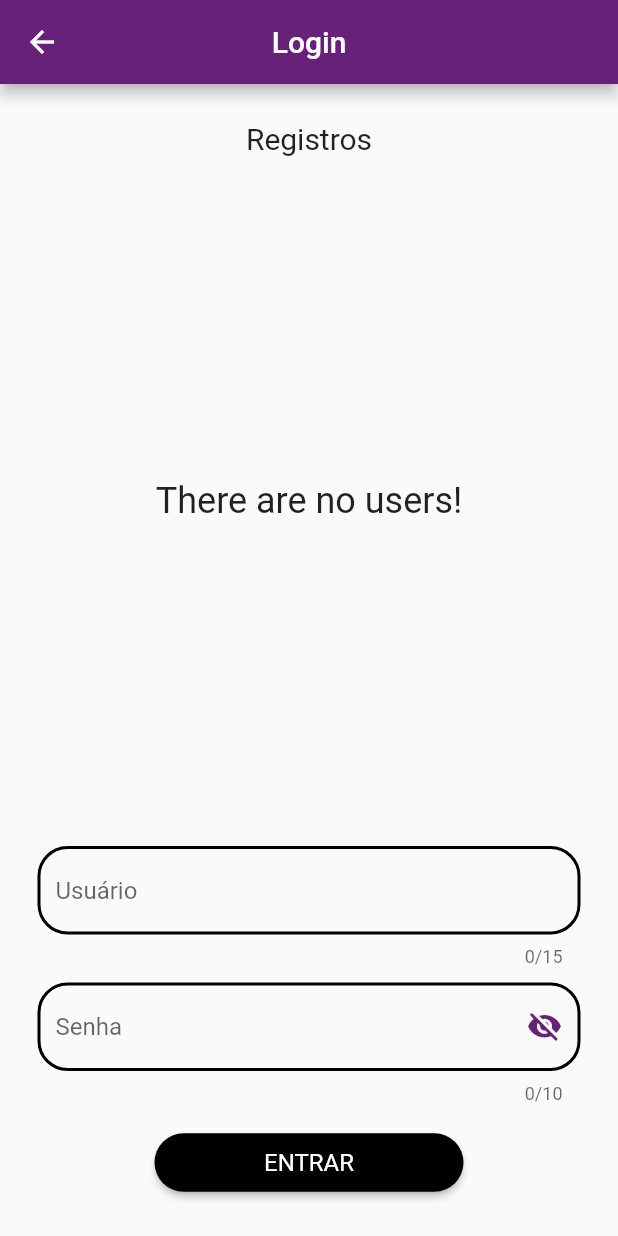
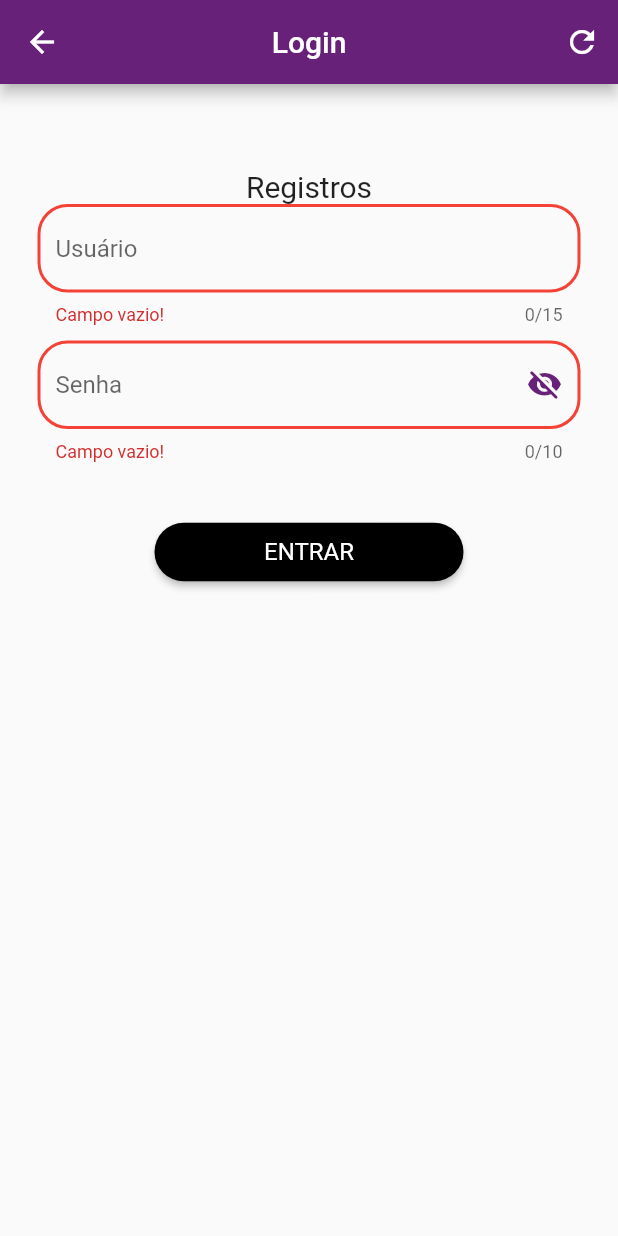
Before and after one commit to edivaniap/curso-flutter, a Flutter app: the Login screen opened directly, after a tap on "ENTRAR", on a phone screen of 412 x 824 dp. Run offline on Flutter 3.47's test engine with Material 2 defaults, Android fonts, the phone set to English and light mode, and no system bars; our stand-ins replace cached_network_image, curved_navigation_bar, dio, flutter_rating_bar, image_picker and 2 more; missing offline and left inert: dart:ffi; accounts and stored records are empty.

Commit message:
projeto #4 login working reusing data with provider

```diff
--- /dev/null
+++ b/ilovetv_flutter/lib/src/bloc/user_logged_bloc.dart
@@ -0,0 +1,22 @@
+
+import 'package:flutter/material.dart';
+import 'package:ilovetv_flutter/src/data/user.dart';
+
+/* ChangeNotifier is part of the Flutter foundation library,
+ * so we won’t have to depend on third-party libraries like rxdart */
+
+class UserLoggedBloc with ChangeNotifier {
+  User _user = new User();
+
+  User get logged => _user;
+
+  void setLogged(User user) {
+    _user = user;
+    notifyListeners();
+  }
+
+  void eraseLogged() {
+    _user = new User();
+    notifyListeners();
+  }
+}
--- a/ilovetv_flutter/lib/src/screen/login.dart
+++ b/ilovetv_flutter/lib/src/screen/login.dart
@@ -1,9 +1,12 @@
 import 'package:flutter/material.dart';
-import 'package:ilovetv_flutter/src/screen/register.dart';
+import 'package:provider/provider.dart';
 
 import 'package:ilovetv_flutter/src/shared/constants.dart';
+import 'package:ilovetv_flutter/src/screen/app.dart';
 import 'package:ilovetv_flutter/src/data/user.dart';
 import 'package:ilovetv_flutter/src/data/user_preferences.dart';
+import 'package:ilovetv_flutter/src/bloc/user_logged_bloc.dart';
+
 
 class Login extends StatefulWidget {
   const Login({ Key? key }) : super(key: key);
@@ -15,6 +18,20 @@ class Login extends StatefulWidget {
 class _LoginState extends State<Login> {
   late List<User> users;
   bool showPass = false;
+  bool errorMsg = false;
+
+  TextEditingController usernameController = TextEditingController();
+  TextEditingController passController = TextEditingController();
+
+  //informa o estado do formulario
+  GlobalKey<FormState> _formKey = GlobalKey<FormState>();
+
+  //metodo reseta os campos do formulario
+  void _resetFields() {
+    _formKey.currentState!.reset(); //! garante qua nao vai ser nulo?
+    usernameController.clear();
+    passController.clear();
+  }
 
   @override
   void initState() {
@@ -26,25 +43,34 @@ class _LoginState extends State<Login> {
   @override
   Widget build(BuildContext context) {
     Size size = MediaQuery.of(context).size;
+    final loggedBloc = context.watch<UserLoggedBloc>();
 
     return new Scaffold(
         appBar: AppBar(
           title: Text('Login'),
           backgroundColor: COLOR_PRIMARY,
           centerTitle: true,
+          actions: <Widget>[
+            IconButton(
+              onPressed: _resetFields,
+              icon: Icon(Icons.refresh),
+            )
+          ],
         ),
-        body: Center(
-            child: Padding(
+        body: SingleChildScrollView(
            padding: EdgeInsets.all(25.0),
+          child: Form(
+            key: _formKey,
             child: Column(
-          mainAxisAlignment: MainAxisAlignment.center,
-          children: [
+          //mainAxisAlignment: MainAxisAlignment.center,
+          children: <Widget>[
 
+           Text(loggedBloc.logged.id),
+           Text(loggedBloc.logged.name),
 Text('Registros', style: TextStyle(fontSize: 20.0),),
-            Expanded(child: buildUsers()),
+
 
             TextFormField(
-              //initialValue: user.username,
               maxLength: 15,
               decoration: InputDecoration(
                 enabledBorder: OutlineInputBorder(
@@ -59,9 +85,15 @@ class _LoginState extends State<Login> {
                   borderSide: BorderSide(color: COLOR_PRIMARY, width: 3.0),
                   borderRadius: BorderRadius.circular(20.0),
                 ),
+                errorBorder: OutlineInputBorder(
+                  borderSide: BorderSide(color: RED, width: 2.0),
+                  borderRadius: BorderRadius.circular(20.0),
+                ),
                 hintText: 'Usuário',
               ),
-
+              style: TextStyle(fontSize: 16),
+              controller: usernameController,
+              validator: (value) { if(value!.isEmpty) return "Campo vazio!"; },
             ),
 
 
@@ -96,27 +128,47 @@ class _LoginState extends State<Login> {
                   borderSide: BorderSide(color: COLOR_PRIMARY, width: 3.0),
                   borderRadius: BorderRadius.circular(20.0),
                 ),
+                errorBorder: OutlineInputBorder(
+                  borderSide: BorderSide(color: RED, width: 2.0),
+                  borderRadius: BorderRadius.circular(20.0),
+                ),
                 hintText: 'Senha',
               ),
               obscureText: !showPass,
-
+              style: TextStyle(fontSize: 16),
+              controller: passController,
+              validator: (value) { if(value!.isEmpty) return "Campo vazio!"; },
             ),
 
 
-            SizedBox(
-              height: 15.0,
-            ),
+            SizedBox(height: 10.0),
 
+            errorMsg ?
+            Text('Usuário ou senha incorreta', style: TextStyle(color: RED, fontSize: 14),)
+            : SizedBox(height: 16.0,),
+
+            SizedBox(height: 10.0),
 
             ElevatedButton(
               child: const Text('ENTRAR'),
               onPressed: () {
-                /* Navigator.push(
+                if(_formKey.currentState!.validate()) {
+                  User user = UserPreferences.authenticateUser(usernameController.text, passController.text);
+                  if(user.id == '') {
+                    setState(() {
+                      errorMsg = !errorMsg;
+                    });
+                  } else {
+                    loggedBloc.setLogged(user);
+
+                    Navigator.push(
                         context,
                         MaterialPageRoute(
-                    builder: (context) => RegisterUser(),
+                          builder: (context) => ILoveTVApp(),
                         ),
-                ); */
+                    );
+                  }
+                }
               },
               style: ElevatedButton.styleFrom(
                 padding: EdgeInsets.all(10.0),
@@ -130,38 +182,6 @@ class _LoginState extends State<Login> {
             ),
           ],
         ))));
-  }
 
-   Widget buildUsers() {
-    if (users.isEmpty) {
-      return Center(
-        child: Text(
-          'There are no users!',
-          style: TextStyle(fontSize: 24),
-        ),
-      );
-    } else {
-      return ListView.separated(
-        itemCount: users.length,
-        separatorBuilder: (context, index) => Container(height: 12),
-        itemBuilder: (context, index) {
-          final user = users[index];
-
-          return buildUser(user);
-        },
-      );
   }
 }
-
-  Widget buildUser(User user) {
-    return ListTile(
-      tileColor: Colors.white24,
-      onTap: () => Navigator.of(context).pushReplacement(MaterialPageRoute(
-        builder: (context) => RegisterUser(idUser: user.id),
-      )),
-      title: Text(user.toString(), style: TextStyle(fontSize: 16)),
-    );
-  }
-
-
-}
--- a/ilovetv_flutter/lib/src/shared/constants.dart
+++ b/ilovetv_flutter/lib/src/shared/constants.dart
@@ -13,5 +13,6 @@ const COLOR_ICON_WATCHED = Colors.greenAccent;
 const COLOR_ICON_NOTWATCHED = Colors.grey;
 const BLACK = Colors.black;
 const GRAY = Colors.grey;
+const RED = Colors.red;
 
 const double DEFAULT_PADDING = 20.0;
--- a/ilovetv_flutter/pubspec.yaml
+++ b/ilovetv_flutter/pubspec.yaml
@@ -40,6 +40,8 @@ dependencies:
   image_picker: ^0.8.4
   # store image
   path_provider: ^2.0.3
+  #reusable data
+  provider: ^6.0.0
 
 dev_dependencies:
   flutter_test:
```
Also changed, not shown: ilovetv_flutter/lib/main.dart (+18 -6 lines), ilovetv_flutter/lib/src/screen/home.dart (+6 -1 lines), ilovetv_flutter/lib/src/shared/components.dart (+4 -8 lines), ilovetv_flutter/lib/src/shared/rounded_button.dart (deleted, +0 -35 lines), ilovetv_flutter/pubspec.lock, 1 other file. Lines whose indentation alone changed are shown as unchanged.
